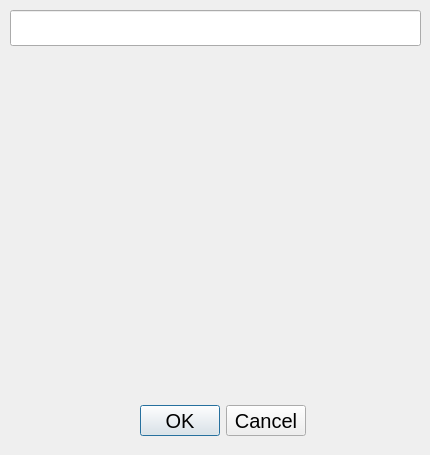
StokeDude18/m_monitron, file m_monitron_0_0/numpad.ui: the form before one commit.
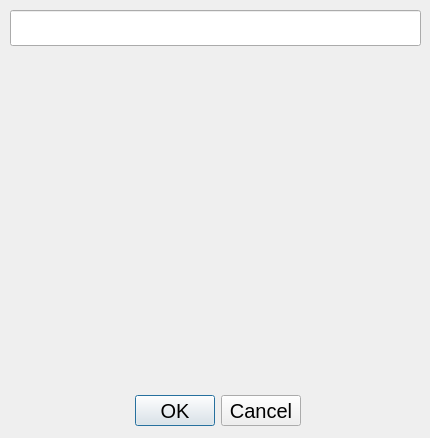
The form after the commit.

Commit message: retrait de la barre de titre du numpad pour libérer de l'espace

What changed in the file:
```diff
--- a/m_monitron_0_0/numpad.ui
+++ b/m_monitron_0_0/numpad.ui
@@ -7,9 +7,15 @@
     <x>0</x>
     <y>0</y>
     <width>430</width>
-    <height>455</height>
+    <height>438</height>
    </rect>
   </property>
+  <property name="sizePolicy">
+   <sizepolicy hsizetype="Fixed" vsizetype="Fixed">
+    <horstretch>0</horstretch>
+    <verstretch>0</verstretch>
+   </sizepolicy>
+  </property>
   <property name="windowTitle">
    <string>Numpad</string>
   </property>
@@ -43,8 +49,8 @@
   <widget class="QDialogButtonBox" name="buttonBox">
    <property name="geometry">
     <rect>
-     <x>135</x>
-     <y>405</y>
+     <x>130</x>
+     <y>395</y>
      <width>171</width>
      <height>31</height>
     </rect>
```
The commit also changes 6 other files.
